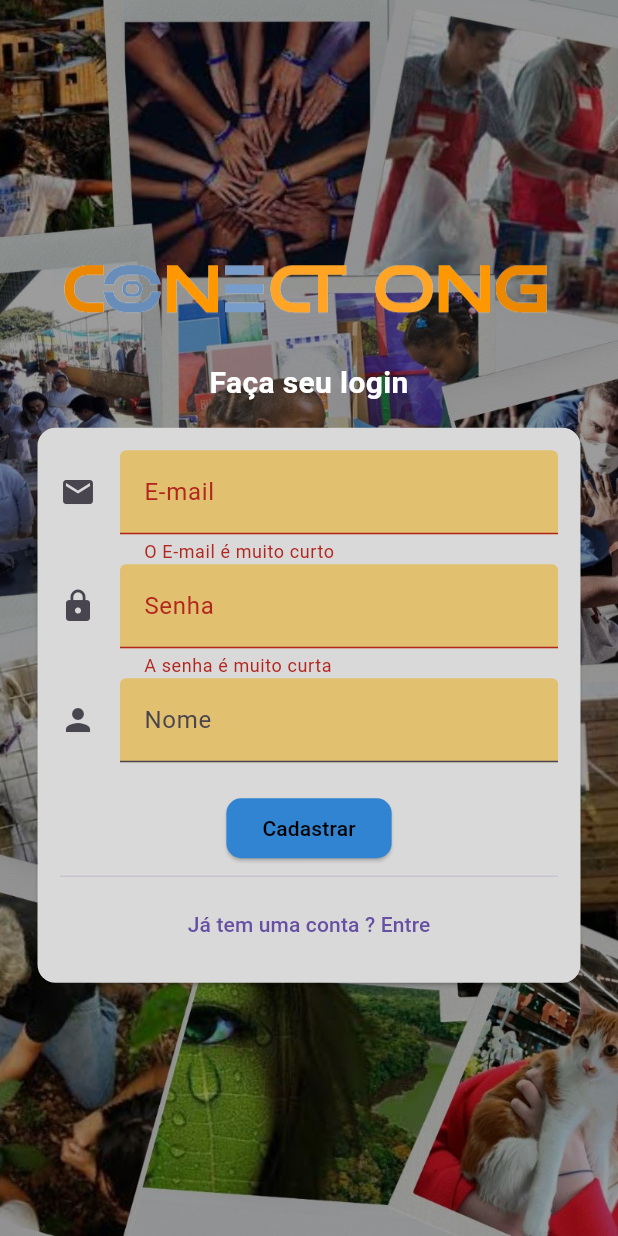
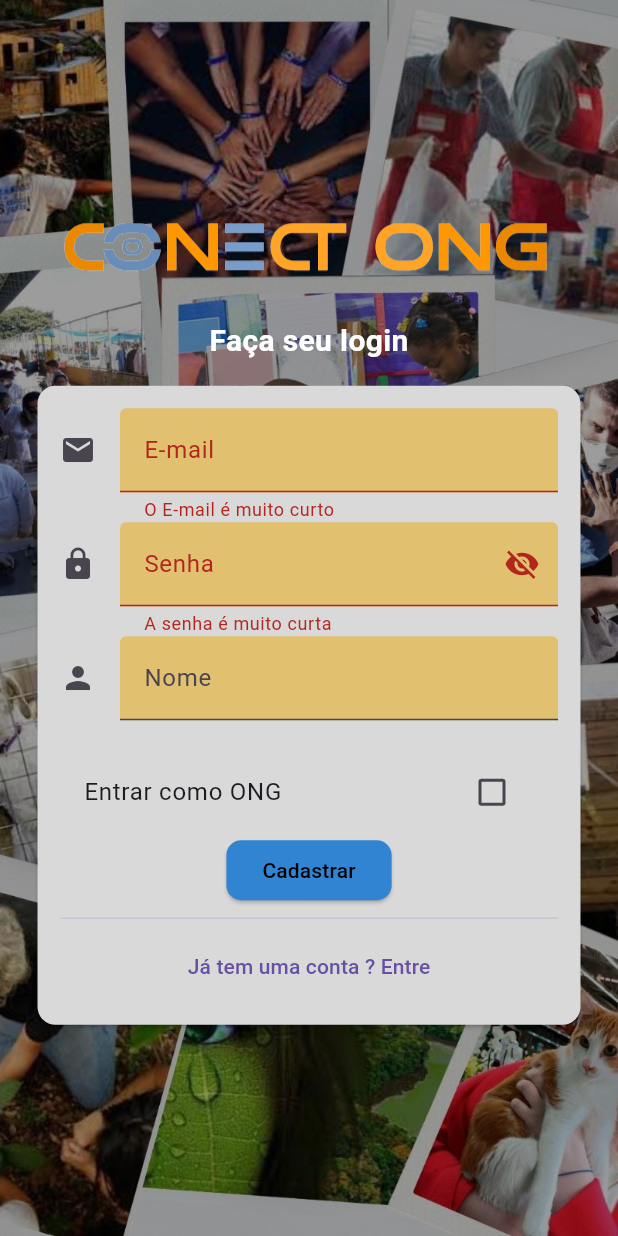
Before and after one commit to LeandroDanielL/ConectOng, a Flutter app: the screen it shows after launch, after a tap on "Login", after a tap on "Ainda não tem uma conta ? Cadastre-se!", on a phone screen of 412 x 824 dp. Run offline on Flutter 3.47's test engine with Material 3 defaults, Android fonts, the phone set to English and light mode, and no system bars; our stand-ins replace firebase_auth, firebase_core, shared_preferences; accounts and stored records are empty; generated files the repository leaves out were written again.

Commit message:
login/cadastro ong e loja

```diff
--- a/lib/login.dart
+++ b/lib/login.dart
@@ -11,11 +11,14 @@ class LoginPage extends StatefulWidget {
 
 class _LoginPageState extends State<LoginPage> {
   bool queroEntrar = true;
+  bool entrarComoOng = false;
+  bool _senhaVisivel = false;
   final _formKey = GlobalKey<FormState>();
 
   final TextEditingController _nomeController = TextEditingController();
   final TextEditingController _emailController = TextEditingController();
   final TextEditingController _senhaController = TextEditingController();
+  final TextEditingController _cnpjController = TextEditingController();
 
   final AutenticacaoServicos _autenServico = AutenticacaoServicos();
 
@@ -30,7 +33,7 @@ class _LoginPageState extends State<LoginPage> {
           ),
         ),
         child: Form(
-          key: _formKey, //chave
+          key: _formKey,
           child: Center(
             child: SingleChildScrollView(
               child: Column(
@@ -66,8 +69,8 @@ class _LoginPageState extends State<LoginPage> {
                               }
                               return null;
                             },
-                            decoration: const InputDecoration(
-                              labelText: 'E-mail',
+                            decoration: InputDecoration(
+                              labelText: entrarComoOng ? 'E-mail da ONG' : 'E-mail',
                               icon: Icon(Icons.email),
                               fillColor: Color.fromARGB(226, 226, 189, 98),
                               filled: true,
@@ -84,13 +87,23 @@ class _LoginPageState extends State<LoginPage> {
                               }
                               return null;
                             },
-                            decoration: const InputDecoration(
+                            decoration: InputDecoration(
                               labelText: 'Senha',
                               icon: Icon(Icons.lock),
                               fillColor: Color.fromARGB(226, 226, 189, 98),
                               filled: true,
+                              suffixIcon: IconButton(
+                                icon: Icon(
+                                  _senhaVisivel ? Icons.visibility : Icons.visibility_off,
                                 ),
-                            obscureText: true,
+                                onPressed: () {
+                                  setState(() {
+                                    _senhaVisivel = !_senhaVisivel;
+                                  });
+                                },
+                              ),
+                            ),
+                            obscureText: !_senhaVisivel,
                           ),
                           Visibility(
                             visible: !queroEntrar,
@@ -100,25 +113,58 @@ class _LoginPageState extends State<LoginPage> {
                                   controller: _nomeController,
                                   validator: (String? value) {
                                     if (value == null) {
-                                      return 'O nome não pode ser vazio';
+                                      return entrarComoOng
+                                          ? 'O nome da ONG não pode ser vazio'
+                                          : 'O nome não pode ser vazio';
                                     }
                                     if (value.length < 2) {
-                                      return 'O nome é muito curto';
+                                      return entrarComoOng
+                                          ? 'O nome da ONG é muito curto'
+                                          : 'O nome é muito curto';
+                                    }
+                                    return null;
+                                  },
+                                  decoration: InputDecoration(
+                                    labelText: entrarComoOng ? 'Nome da ONG' : 'Nome',
+                                    icon: Icon(Icons.person),
+                                    fillColor: Color.fromARGB(226, 226, 189, 98),
+                                    filled: true,
+                                  ),
+                                ),
+                                Visibility(
+                                  visible: entrarComoOng,
+                                  child: TextFormField(
+                                    controller: _cnpjController,
+                                    validator: (String? value) {
+                                      if (value == null || value.isEmpty) {
+                                        return 'O CNPJ não pode ser vazio';
                                       }
                                       return null;
                                     },
                                     decoration: const InputDecoration(
-                                    labelText: 'Nome',
-                                    icon: Icon(Icons.person),
-                                    fillColor:
-                                        Color.fromARGB(226, 226, 189, 98),
+                                      labelText: 'CNPJ',
+                                      icon: Icon(Icons.business),
+                                      fillColor: Color.fromARGB(226, 226, 189, 98),
                                       filled: true,
+                                    ),
                                   ),
                                 ),
                               ],
                             ),
                           ),
                           const SizedBox(height: 20),
+                          Visibility(
+                            visible: !queroEntrar,
+                            child: CheckboxListTile(
+                              title: const Text("Entrar como ONG"),
+                              value: entrarComoOng,
+                              onChanged: (bool? value) {
+                                setState(() {
+                                  entrarComoOng = value ?? false;
+                                });
+                              },
+                            ),
+                          ),
                           ElevatedButton(
                             style: ElevatedButton.styleFrom(
                               backgroundColor: const Color(0xFF3084D1),
@@ -137,6 +183,7 @@ class _LoginPageState extends State<LoginPage> {
                             onPressed: () {
                               setState(() {
                                 queroEntrar = !queroEntrar;
+                                entrarComoOng = false;
                               });
                             },
                             child: Text((queroEntrar)
@@ -170,7 +217,7 @@ class _LoginPageState extends State<LoginPage> {
               mostrarSnackBar(context: context, texto: erro);
             } else {
               // Navegar para o feed principal
-            Navigator.pushNamed(context, '/feedPrincipal');
+              Navigator.pushNamed(context, '/feed');
             }
           },
         );
@@ -193,7 +240,7 @@ class _LoginPageState extends State<LoginPage> {
                 isErro: false,
               );
               // Navegar para o feed principal após cadastro bem-sucedido
-            Navigator.pushNamed(context, '/feedPrincipal');
+              Navigator.pushNamed(context, '/feed');
             }
           },
         );
--- a/lib/snackbar.dart
+++ b/lib/snackbar.dart
@@ -7,9 +7,9 @@ mostrarSnackBar(
   SnackBar snackBar = SnackBar(
     content: Text(texto),
     backgroundColor: isErro ? Colors.red : Colors.green,
-    shape: RoundedRectangleBorder(
+    shape: const RoundedRectangleBorder(
         borderRadius: BorderRadius.vertical(top: Radius.circular(16))),
-    duration: Duration(seconds: 4),
+    duration: const Duration(seconds: 4),
     action: SnackBarAction(
       label: "OK",
       textColor: Colors.white,
```
Also changed, not shown: lib/feed.dart (+5 -5 lines), lib/loja.dart (+21 -18 lines), assets/images/kit_alimentos.png (added), assets/images/kit_higiene_feminino.png (added), assets/images/kit_higiene_masculino.png (added), assets/images/kit_racao_cao.png (added), assets/images/kit_racao_gato.png (added), 1 other file. Lines whose indentation alone changed are shown as unchanged.
